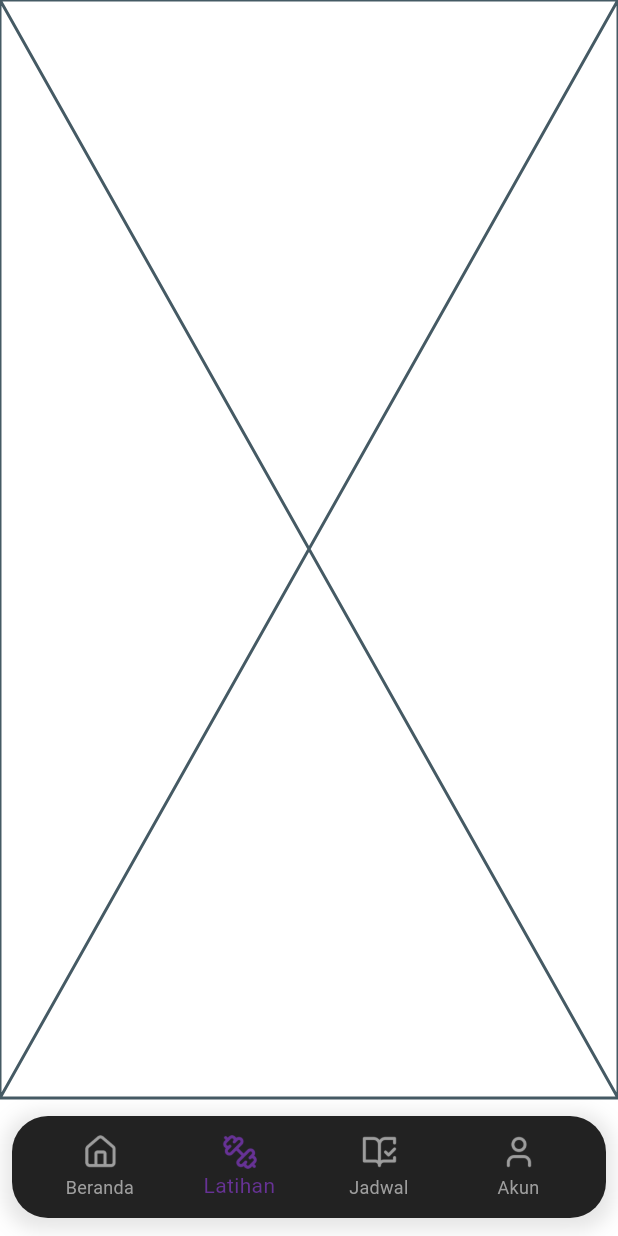
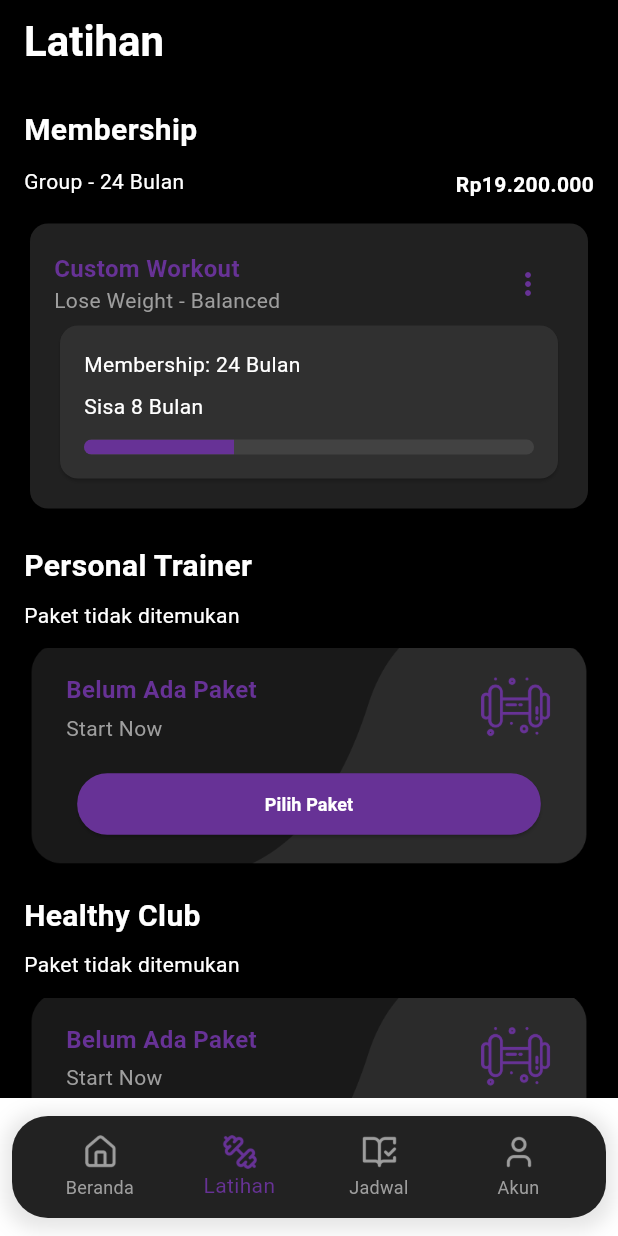
Before and after one commit to danielnoveno/5_B_Gym, a Flutter app: the screen it shows after launch, item 2 of the bottom bar chosen, on a phone screen of 412 x 824 dp. Run offline on Flutter 3.47's test engine with Material 3 defaults, Android fonts, the phone set to English and light mode, and no system bars; our stand-ins replace font_awesome_flutter, image_picker.

Commit message:
Menu Latihan
di home nambah line 25
di isi home nambahin import latihan
yang di page latihan tombolnya belum ke hubung ke home

```diff
--- a/lib/view/home.dart
+++ b/lib/view/home.dart
@@ -2,6 +2,7 @@ import 'package:flutter/material.dart';
 import 'package:gd_widget2_b_11663/view/view_listgym.dart';
 import 'package:gd_widget2_b_11663/view/profile.dart';
 import 'package:gd_widget2_b_11663/view/isi_home.dart';
+import 'package:gd_widget2_b_11663/view/latihan.dart';
 
 class HomeView extends StatefulWidget {
   const HomeView({super.key});
@@ -21,7 +22,7 @@ class _HomeViewState extends State<HomeView> {
 
   static const List<Widget> _widgetOptions = <Widget>[
     HomeViewContent(), // Beranda
-    Placeholder(), // Latihan (replace with actual widget later)
+    TrainingPage(), // Latihan (replace with actual widget later)
     Placeholder(), // Jadwal (replace with actual widget later)
     ProfileView(), // Akun
   ];
--- /dev/null
+++ b/lib/view/latihan.dart
@@ -0,0 +1,379 @@
+import 'package:flutter/material.dart';
+
+import 'package:gd_widget2_b_11663/view/beranda/personal_trainer.dart';
+import 'package:gd_widget2_b_11663/view/beranda/healthy_club.dart';
+import 'package:gd_widget2_b_11663/view/beranda/alat_gym.dart';
+
+void main() {
+  runApp(const MyApp());
+}
+
+class MyApp extends StatelessWidget {
+  const MyApp({super.key});
+
+  @override
+  Widget build(BuildContext context) {
+    return MaterialApp(
+      theme: ThemeData.dark(),
+      home: const TrainingPage(),
+    );
+  }
+}
+
+class TrainingPage extends StatelessWidget {
+  const TrainingPage({super.key});
+
+  @override
+  Widget build(BuildContext context) {
+    return Scaffold(
+      appBar: AppBar(
+        title: const Text(
+          'Latihan',
+          style: TextStyle(
+            color: Colors.white,
+            fontWeight: FontWeight.bold,
+            fontSize: 28,
+          ),
+        ),
+        backgroundColor: Colors.black,
+      ),
+      backgroundColor: Colors.black, // Latar belakang hitam
+      body: ListView(
+        padding: const EdgeInsets.all(16.0),
+        children: [
+          // Membership Section
+          _buildSection(
+            title: 'Membership',
+            subtitle: 'Group - 24 Bulan',
+            price: 'Rp19.200.000',
+            content: _buildProgressCard(
+              title: 'Custom Workout',
+              subtitle: 'Lose Weight - Balanced',
+              membershipInfo: 'Membership: 24 Bulan',
+              remainingMonths: 'Sisa 8 Bulan',
+              progressValue: 8 / 24,
+            ),
+          ),
+          // Personal Trainer Section
+          _buildSection(
+            title: 'Personal Trainer',
+            subtitle: 'Paket tidak ditemukan',
+            content: _buildEmptyCardWithImage(
+              title: 'Belum Ada Paket',
+              subtitle: 'Start Now',
+              imagePath: 'images/logo-dumbel.png',
+              buttonText: 'Pilih Paket',
+            ),
+          ),
+          // Healthy Club Section
+          _buildSection(
+            title: 'Healthy Club',
+            subtitle: 'Paket tidak ditemukan',
+            content: _buildEmptyCardWithImage(
+              title: 'Belum Ada Paket',
+              subtitle: 'Start Now',
+              imagePath: 'images/logo-dumbel.png',
+              buttonText: 'Pilih Paket',
+            ),
+          ),
+          // Alat Gym section
+          _buildSection(
+            title: 'Alat Gym',
+            subtitle: 'Sewa 3 Alat Gym',
+            content: _buildAlatGymcardImage(
+              imagePaths: [
+                'images/home-image/alat-gym/adjustable-dumbbells.png',
+                'images/home-image/alat-gym/resistance-band.png',
+                'images/home-image/alat-gym/exercise-mat.png',
+              ],
+            ),
+          ),
+        ],
+      ),
+    );
+  }
+
+  Widget _MembershipCard({
+    required String membershipInfo,
+    required String remainingMonths,
+    required double progressValue,
+  }) {
+    return Card(
+      color: Colors.grey[850],
+      shape: RoundedRectangleBorder(
+        borderRadius: BorderRadius.circular(12),
+      ),
+      child: Padding(
+        padding:
+            const EdgeInsets.all(16), // Padding untuk seluruh konten dalam Card
+        child: Column(
+          crossAxisAlignment: CrossAxisAlignment.start,
+          children: [
+            Text(
+              membershipInfo,
+              style: const TextStyle(
+                color: Colors.white,
+                fontSize: 14,
+              ),
+            ),
+            const SizedBox(height: 8), // Jarak antara teks
+            Text(
+              remainingMonths,
+              style: const TextStyle(
+                color: Colors.white,
+                fontSize: 14,
+              ),
+            ),
+            const SizedBox(height: 12), // Jarak sebelum LinearProgressIndicator
+            Container(
+              height: 10, // Tinggi LinearProgressIndicator
+              decoration: BoxDecoration(
+                color: Colors.grey[800], // Warna latar belakang
+                borderRadius: BorderRadius.circular(10), // Border radius
+              ),
+              child: ClipRRect(
+                borderRadius:
+                    BorderRadius.circular(10), // Membatasi area indikator
+                child: LinearProgressIndicator(
+                  value: progressValue,
+                  color: const Color(0xFF673296),
+                  backgroundColor:
+                      Colors.transparent, // Sesuaikan agar mengikuti container
+                ),
+              ),
+            ),
+          ],
+        ),
+      ),
+    );
+  }
+
+  Widget _buildSection({
+    required String title,
+    required String subtitle,
+    String? price,
+    required Widget content,
+  }) {
+    return Padding(
+      padding: const EdgeInsets.only(bottom: 20.0),
+      child: Column(
+        crossAxisAlignment: CrossAxisAlignment.start,
+        children: [
+          Text(
+            title,
+            style: const TextStyle(
+                color: Colors.white, fontSize: 20, fontWeight: FontWeight.bold),
+          ),
+          const SizedBox(height: 8),
+          Row(mainAxisAlignment: MainAxisAlignment.spaceBetween, children: [
+            Text(
+              subtitle,
+              style: const TextStyle(color: Colors.white, fontSize: 14),
+            ),
+            if (price != null)
+              Padding(
+                padding: const EdgeInsets.only(top: 4.0),
+                child: Text(
+                  price,
+                  style: const TextStyle(
+                      color: Colors.white, fontWeight: FontWeight.bold),
+                ),
+              ),
+          ]),
+          const SizedBox(height: 12),
+          content,
+        ],
+      ),
+    );
+  }
+
+  Widget _buildProgressCard({
+    required String title,
+    required String subtitle,
+    required String membershipInfo,
+    required String remainingMonths,
+    required double progressValue,
+  }) {
+    return Card(
+      color: Colors.grey[900],
+      shape: RoundedRectangleBorder(borderRadius: BorderRadius.circular(12)),
+      child: Padding(
+        padding: const EdgeInsets.all(16.0),
+        child: Column(
+          crossAxisAlignment: CrossAxisAlignment.start,
+          children: [
+            Row(
+              children: [
+                Expanded(
+                  child: Column(
+                    crossAxisAlignment: CrossAxisAlignment.start,
+                    children: [
+                      Text(
+                        title,
+                        style: const TextStyle(
+                            color: Color(0xFF673296),
+                            fontSize: 16,
+                            fontWeight: FontWeight.bold),
+                      ),
+                      Text(
+                        subtitle,
+                        style:
+                            const TextStyle(color: Colors.grey, fontSize: 14),
+                      ),
+                    ],
+                  ),
+                ),
+                IconButton(
+                  onPressed: () {},
+                  icon: const Icon(Icons.more_vert, color: Color(0xFF673296)),
+                )
+              ],
+            ),
+            _MembershipCard(
+                membershipInfo: membershipInfo,
+                remainingMonths: remainingMonths,
+                progressValue: progressValue),
+          ],
+        ),
+      ),
+    );
+  }
+
+  Widget _buildAlatGymcardImage({
+    required List<String> imagePaths,
+  }) {
+    return SingleChildScrollView(
+      scrollDirection: Axis.horizontal, // Mengatur scroll ke arah horizontal
+      child: Row(
+        children: imagePaths.map((path) {
+          return Padding(
+            padding: const EdgeInsets.symmetric(horizontal: 8.0),
+            child: Card(
+              elevation: 4.0,
+              shape: RoundedRectangleBorder(
+                borderRadius: BorderRadius.circular(8.0),
+              ),
+              child: Container(
+                width: 140, // Atur lebar card sesuai kebutuhan
+                height: 140, // Atur tinggi card sesuai kebutuhan
+                child: Image.asset(path,
+                    fit: BoxFit.cover), // Menampilkan gambar dalam card
+              ),
+            ),
+          );
+        }).toList(),
+      ),
+    );
+  }
+
+  Widget _buildEmptyCardWithImage({
+    required String title,
+    required String subtitle,
+    required String imagePath,
+    required String buttonText,
+  }) {
+    return Container(
+      decoration: BoxDecoration(
+        borderRadius: BorderRadius.circular(16),
+        image: const DecorationImage(
+          image: AssetImage('images/card.png'),
+          fit: BoxFit.cover,
+        ),
+      ),
+      child: Padding(
+        padding: const EdgeInsets.all(16.0),
+        child: Column(
+          children: [
+            Row(
+              mainAxisAlignment: MainAxisAlignment.spaceBetween,
+              children: [
+                const SizedBox(width: 12),
+                Expanded(
+                  child: Column(
+                    crossAxisAlignment: CrossAxisAlignment.start,
+                    children: [
+                      GestureDetector(
+                        onTap: () {
+                          // Pengecekan berdasarkan nilai title
+                          if (title == 'Personal Trainer') {
+                            // Navigator.push(
+                            //   // Menggunakan context yang sudah tersedia
+                            //   context,
+                            //   MaterialPageRoute(
+                            //     builder: (context) =>
+                            //         const PersonalTrainerPage(),
+                            //   ),
+                            // );
+                          } else if (title == 'Healthy Club') {
+                            // Navigator.push(
+                            //   context, // Menggunakan context yang sudah tersedia
+                            //   MaterialPageRoute(
+                            //     builder: (context) => const HealthyClubPage(),
+                            //   ),
+                            // );
+                          } else {
+                            print('Halaman tidak ditemukan');
+                          }
+                        },
+                        child: Text(
+                          title,
+                          style: const TextStyle(
+                            color: Color(0xFF673296),
+                            fontSize: 16,
+                            fontWeight: FontWeight.bold,
+                          ),
+                        ),
+                      ),
+                      const SizedBox(height: 4),
+                      GestureDetector(
+                        child: Text(
+                          subtitle,
+                          style: const TextStyle(
+                            color: Colors.grey,
+                            fontSize: 14,
+                          ),
+                        ),
+                      ),
+                    ],
+                  ),
+                ),
+                Container(
+                  width: 48,
+                  height: 48,
+                  decoration: BoxDecoration(
+                    borderRadius: BorderRadius.circular(8),
+                    image: DecorationImage(
+                      image: AssetImage(imagePath),
+                      fit: BoxFit.cover,
+                    ),
+                  ),
+                ),
+                const SizedBox(width: 12),
+              ],
+            ),
+            const SizedBox(height: 16),
+            ElevatedButton(
+              onPressed: () {},
+              style: ElevatedButton.styleFrom(
+                backgroundColor: const Color(0xFF673296),
+                shape: RoundedRectangleBorder(
+                  borderRadius: BorderRadius.circular(20),
+                ),
+                padding:
+                    const EdgeInsets.symmetric(vertical: 12, horizontal: 125),
+              ),
+              child: Text(
+                buttonText,
+                style: const TextStyle(
+                  color: Colors.white,
+                  fontSize: 12,
+                  fontWeight: FontWeight.bold,
+                ),
+              ),
+            ),
+          ],
+        ),
+      ),
+    );
+  }
+}
```
Also changed, not shown: images/card.png (added), images/logo-dumbel.png (added).
